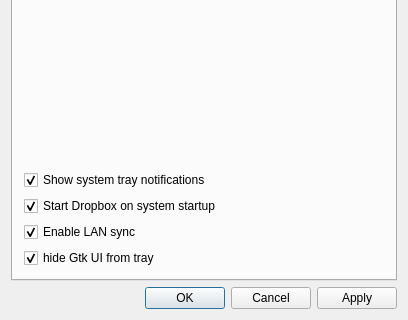
The window that src/mainwindow.ui (gtgt/kfilebox) describes before a commit, drawn with Qt 5; both pictures show x 0 to 408 and y 205 to 525 of the 408 by 525 pixel window.
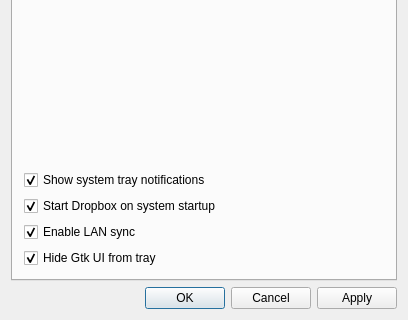
The same window after the commit. Icons and pictures are not drawn.

```diff
--- a/src/mainwindow.ui
+++ b/src/mainwindow.ui
@@ -109,7 +109,7 @@
         <item>
          <widget class="QCheckBox" name="hideGtkUI">
           <property name="text">
-           <string>hide Gtk UI from tray</string>
+           <string>Hide Gtk UI from tray</string>
           </property>
           <property name="checked">
            <bool>true</bool>
```
